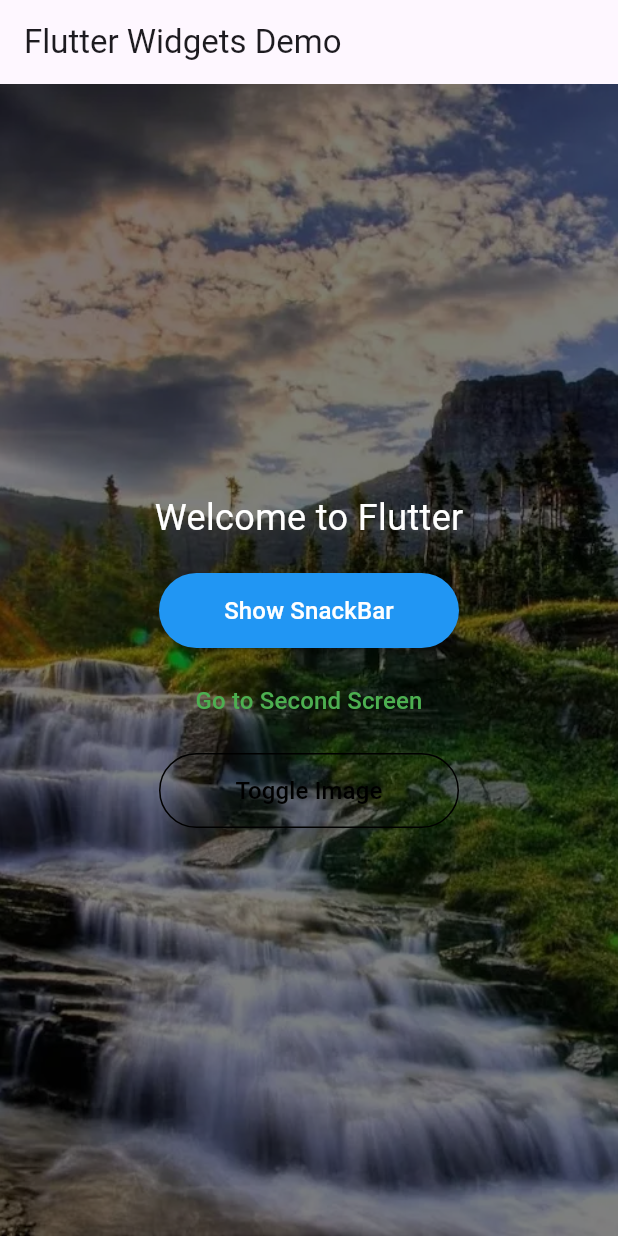
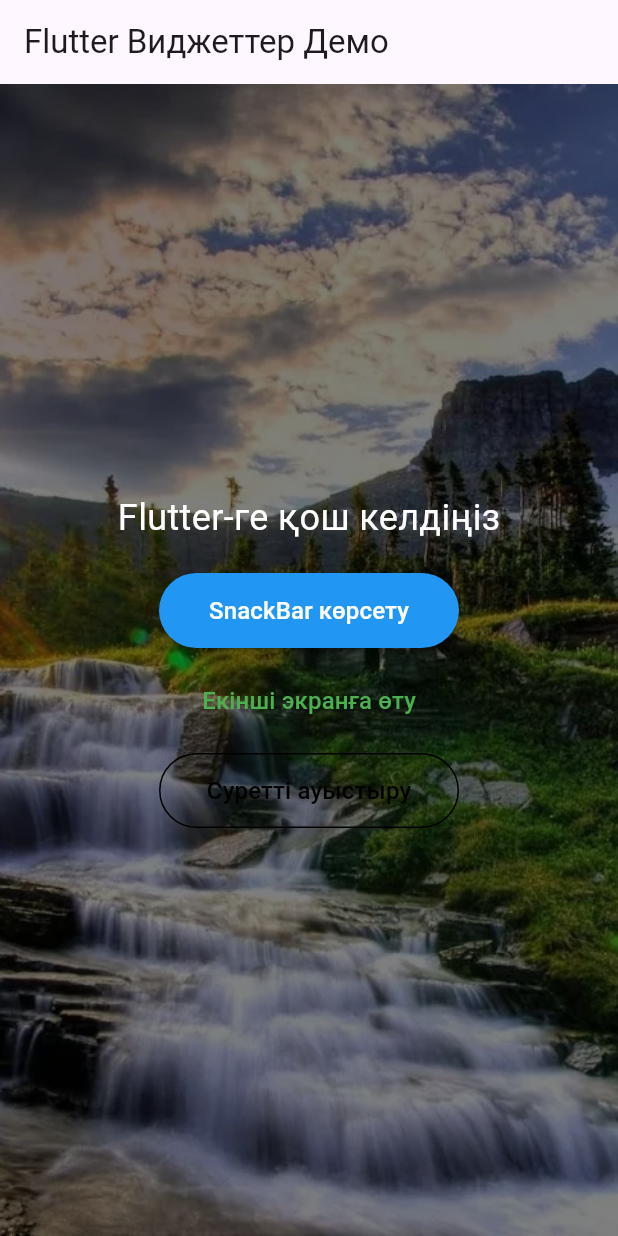
Before and after one commit to BatyrkhanBazarali/lab_3, a Flutter app: the screen it shows after launch, on a phone screen of 412 x 824 dp. Run offline on Flutter 3.47's test engine with Material 3 defaults, Android fonts, the light colour scheme and no system bars.

Commit message:
first commit

```diff
--- a/lib/main.dart
+++ b/lib/main.dart
@@ -1,72 +1,72 @@
-import 'package:flutter/material.dart';
+import 'package:flutter/material.dart'; // Flutter UI кітапханасын импорттау
 
 void main() {
-  runApp(MyApp());
+  runApp(MyApp()); // Қолданбаны іске қосу
 }
 
 class MyApp extends StatelessWidget {
   @override
   Widget build(BuildContext context) {
     return MaterialApp(
-      title: 'Flutter Widgets Demo',
-      theme: ThemeData(primarySwatch: Colors.blue),
-      home: HomeScreen(),
+      title: 'Flutter Виджеттер Демо', // Қолданбаның тақырыбы
+      theme: ThemeData(primarySwatch: Colors.blue), // Негізгі тақырыпты орнату
+      home: HomeScreen(), // Негізгі экранды көрсету
     );
   }
 }
 
 class HomeScreen extends StatefulWidget {
   @override
-  _HomeScreenState createState() => _HomeScreenState();
+  _HomeScreenState createState() => _HomeScreenState(); // Экран күйін жасау
 }
 
 class _HomeScreenState extends State<HomeScreen> {
-  bool _showFirstImage = true;
+  bool _showFirstImage = true; // Суретті ауыстыру үшін айнымалы
 
   void _toggleImage() {
     setState(() {
-      _showFirstImage = !_showFirstImage;
+      _showFirstImage = !_showFirstImage; // Суреттің күйін өзгерту
     });
   }
 
   @override
   Widget build(BuildContext context) {
     return Scaffold(
-      appBar: AppBar(title: Text('Flutter Widgets Demo')),
+      appBar: AppBar(title: Text('Flutter Виджеттер Демо')), // Жоғарғы панель
       body: Stack(
         children: [
           Image.asset(
-            _showFirstImage ? 'assets/image1.jpg' : 'assets/image2.jpg',
-            fit: BoxFit.cover, // Меняй для тестирования
+            _showFirstImage ? 'assets/image1.jpg' : 'assets/image2.jpg', // Суретті таңдау
+            fit: BoxFit.cover,
             width: double.infinity,
             height: double.infinity,
           ),
           Container(
-            color: Colors.black.withOpacity(0.5),
+            color: Colors.black.withOpacity(0.5), // Артқы фонды күңгірттеу
             width: double.infinity,
             height: double.infinity,
           ),
           Center(
             child: Column(
-              mainAxisAlignment: MainAxisAlignment.center,
+              mainAxisAlignment: MainAxisAlignment.center, // Ортаға туралау
               children: [
                 Text(
-                  'Welcome to Flutter',
-                  style: TextStyle(fontSize: 24, color: Colors.white),
+                  'Flutter-ге қош келдіңіз',
+                  style: TextStyle(fontSize: 24, color: Colors.white), // Қош келдіңіз мәтіні
                 ),
                 SizedBox(height: 20),
                 ElevatedButton(
                   onPressed: () {
-                    ScaffoldMessenger.of(
-                      context,
-                    ).showSnackBar(SnackBar(content: Text('SnackBar Shown!')));
+                    ScaffoldMessenger.of(context).showSnackBar(
+                      SnackBar(content: Text('SnackBar көрсетілді!')), // Хабарлама көрсету
+                    );
                   },
                   style: ElevatedButton.styleFrom(
                     backgroundColor: Colors.blue,
                     minimumSize: Size(200, 50),
                   ),
                   child: Text(
-                    'Show SnackBar',
+                    'SnackBar көрсету',
                     style: TextStyle(fontSize: 16, color: Colors.white),
                   ),
                 ),
@@ -75,24 +75,28 @@ class _HomeScreenState extends State<HomeScreen> {
                   onPressed: () {
                     Navigator.push(
                       context,
-                      MaterialPageRoute(builder: (context) => SecondScreen()),
+                      MaterialPageRoute(builder: (context) => Scaffold(
+                        appBar: AppBar(title: Text('Екінші экран')), // Екінші экран
+                        body: Center(child: Text('Екінші экранға қош келдіңіз!',
+                          style: TextStyle(fontSize: 20),)),
+                      )),
                     );
                   },
                   style: TextButton.styleFrom(minimumSize: Size(200, 50)),
                   child: Text(
-                    'Go to Second Screen',
+                    'Екінші экранға өту',
                     style: TextStyle(fontSize: 16, color: Colors.green),
                   ),
                 ),
                 SizedBox(height: 10),
                 OutlinedButton(
-                  onPressed: _toggleImage,
+                  onPressed: _toggleImage, // Суретті ауыстыру
                   style: OutlinedButton.styleFrom(
                     side: BorderSide(color: Colors.black),
                     minimumSize: Size(200, 50),
                   ),
                   child: Text(
-                    'Toggle Image',
+                    'Суретті ауыстыру',
                     style: TextStyle(fontSize: 16, color: Colors.black),
                   ),
                 ),
@@ -104,18 +108,3 @@ class _HomeScreenState extends State<HomeScreen> {
     );
   }
 }
-
-class SecondScreen extends StatelessWidget {
-  @override
-  Widget build(BuildContext context) {
-    return Scaffold(
-      appBar: AppBar(title: Text('Second Screen')),
-      body: Center(
-        child: Text(
-          'Welcome to the Second Screen!',
-          style: TextStyle(fontSize: 20),
-        ),
-      ),
-    );
-  }
-}
```
